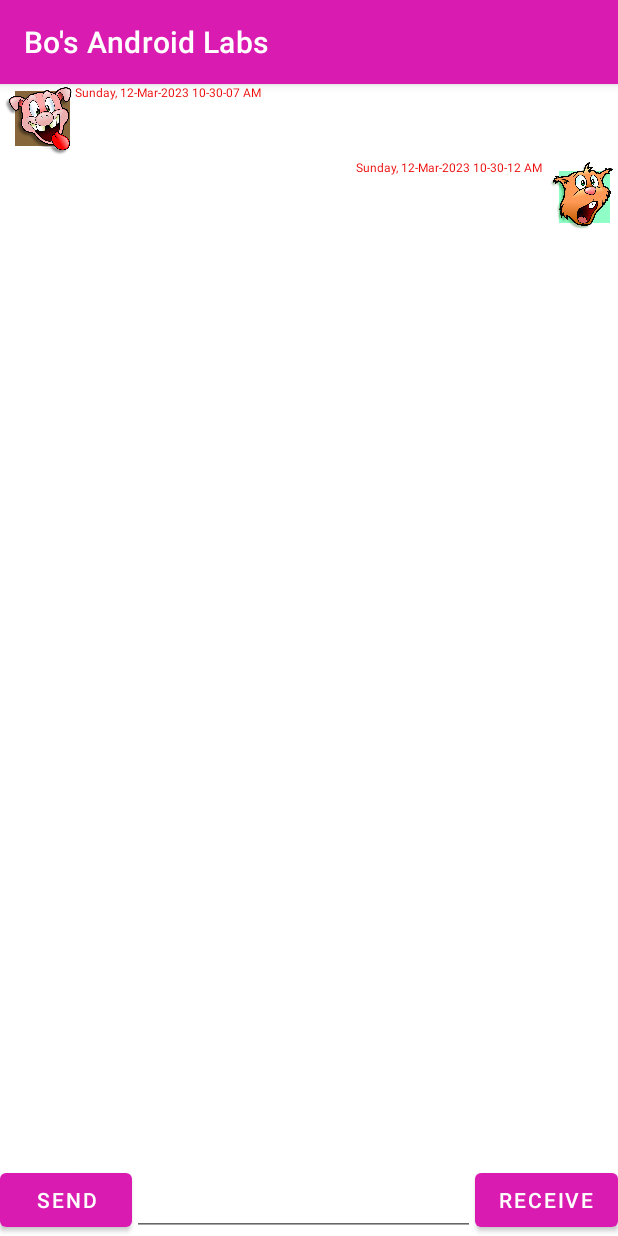
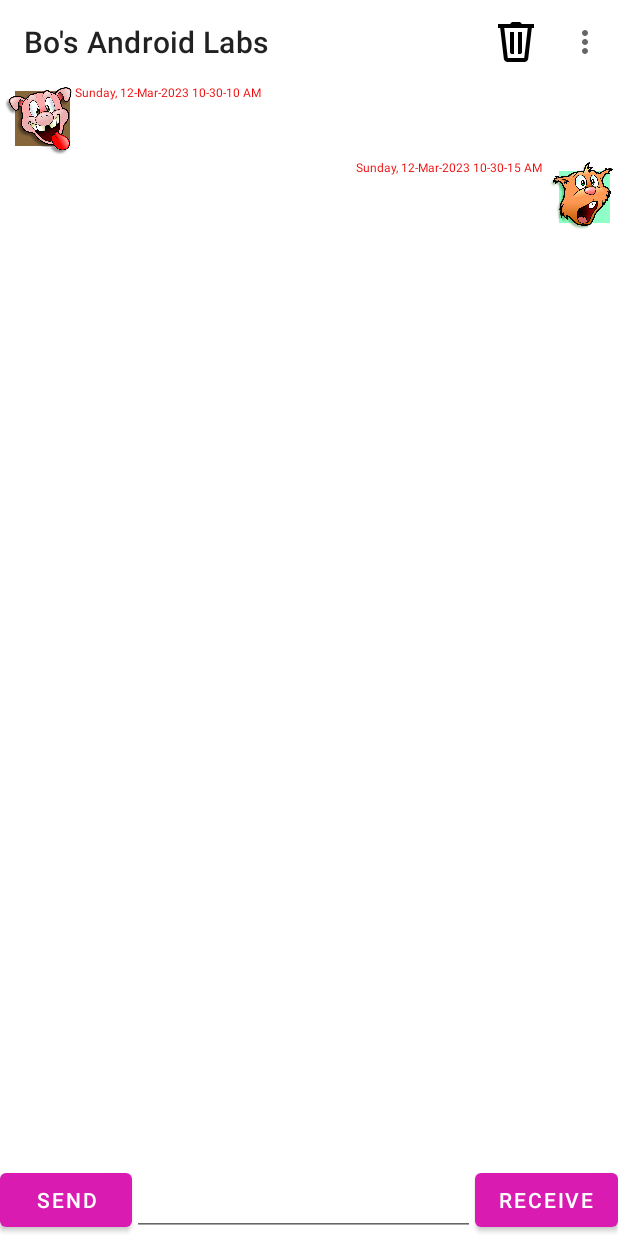
Before and after one commit to Superbigbabol/MyAndroidLabs, an Android app: the screen it shows after launch (ChatRoom), after a tap on "RECEIVE", on a phone screen of 412 x 824 dp. Run offline under Robolectric (Android 15) with nearby library versions, the phone set to English and light mode, and no system bars; our stand-ins replace Room's generated code; 2 other taps on this screen came first.

Commit message:
Finished Week9

```diff
--- a/app/src/main/res/layout/activity_chat_room.xml
+++ b/app/src/main/res/layout/activity_chat_room.xml
@@ -5,6 +5,11 @@
     android:layout_width="match_parent"
     android:layout_height="match_parent"
     android:orientation="vertical" >
+
+    <androidx.appcompat.widget.Toolbar
+        android:id="@+id/myToolbar"
+        android:layout_width="match_parent"
+        android:layout_height="wrap_content" />
 
     <FrameLayout
         android:id="@+id/fragmentLocation"
--- /dev/null
+++ b/app/src/main/res/menu/my_menu.xml
@@ -0,0 +1,13 @@
+<?xml version="1.0" encoding="utf-8"?>
+<menu xmlns:app="http://schemas.android.com/apk/res-auto"
+    xmlns:android="http://schemas.android.com/apk/res/android">
+
+    <item
+        android:id="@+id/item_1"
+        android:icon="@drawable/delete"
+        android:title="Delete this item"
+        app:showAsAction="always" />
+    <item
+        android:id="@+id/item_2"
+        android:title="About" />
+</menu>
--- a/app/src/main/res/values/themes.xml
+++ b/app/src/main/res/values/themes.xml
@@ -12,5 +12,8 @@
         <!-- Customize your theme here. -->
         <!-- Text color. -->
         <item name="android:textColor">@color/my_text</item>
+        <!-- use Toolbar-->
+        <item name="windowActionBar">false</item>
+        <item name="windowNoTitle">true</item>
     </style>
 </resources>
```
Also changed, not shown: app/src/main/java/algonquin/cst2335/shu00003/ChatRoom.java (+67 -0 lines), app/src/main/res/drawable/delete.png (added).
